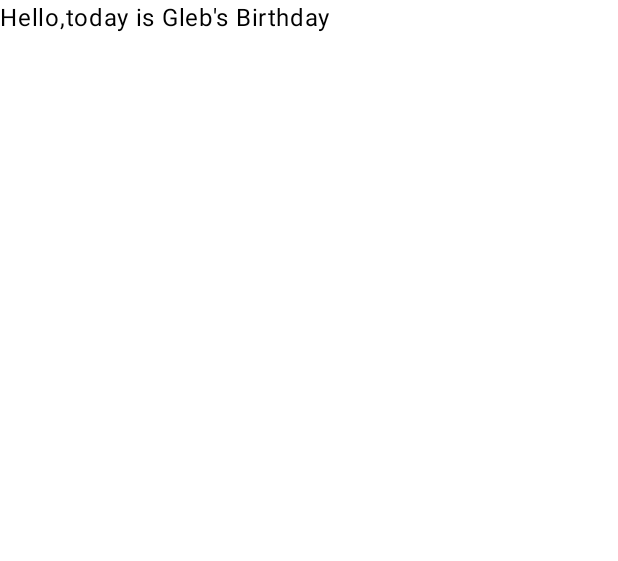
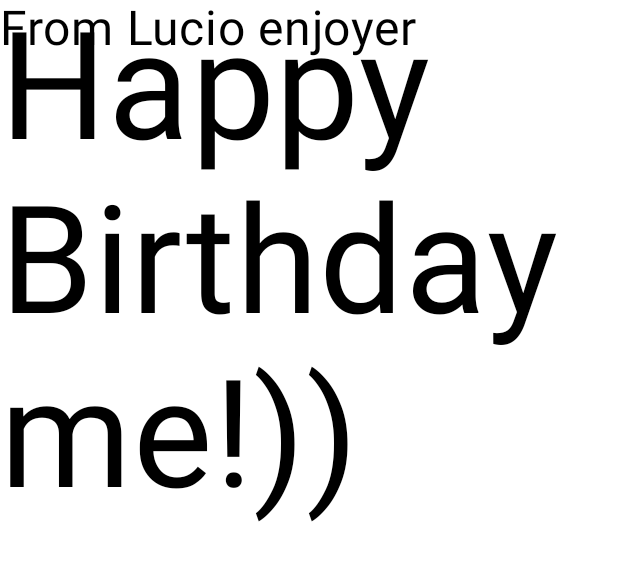
Before and after one commit to sweetz0r/BirthdayCardApp, an Android app built with Jetpack Compose: the @Preview function BirthdayCardPreview, on a phone screen of 412 x 824 dp. Shown: the top 561 px of the screen. Run offline under Robolectric (Android 15) with nearby library versions, the phone set to English and light mode, and no system bars.

Commit message:
second commit

```diff
--- a/app/src/main/java/com/example/happybirthdayapp/MainActivity.kt
+++ b/app/src/main/java/com/example/happybirthdayapp/MainActivity.kt
@@ -10,6 +10,7 @@ import androidx.compose.material3.Text
 import androidx.compose.runtime.Composable
 import androidx.compose.ui.Modifier
 import androidx.compose.ui.tooling.preview.Preview
+import androidx.compose.ui.unit.sp
 import com.example.happybirthdayapp.ui.theme.HappyBirthdayAppTheme
 
 class MainActivity : ComponentActivity() {
@@ -22,7 +23,7 @@ class MainActivity : ComponentActivity() {
                     modifier = Modifier.fillMaxSize(),
                     color = MaterialTheme.colorScheme.background
                 ) {
-                    Greeting("Android")
+
                 }
             }
         }
@@ -30,11 +31,16 @@ class MainActivity : ComponentActivity() {
 }
 
 @Composable
-fun Greeting(name: String, modifier: Modifier = Modifier) {
-    Text(
-        text = "Hello,today is $name's Birthday",
-        modifier = modifier
-    )
+fun GreetingText(message: String, from: String, modifier: Modifier = Modifier) {
+Text(
+    text = message,
+    fontSize = 100.sp,
+    lineHeight = 116.sp
+)
+Text(
+    text = from,
+    fontSize = 32.sp
+)
 }
 
 @Preview(
@@ -45,6 +51,6 @@ fun Greeting(name: String, modifier: Modifier = Modifier) {
 @Composable
 fun BirthdayCardPreview() {
     HappyBirthdayAppTheme {
-        Greeting("Gleb")
+    GreetingText(message = "Happy Birthday me!))", from = "From Lucio enjoyer")
     }
 }
```
